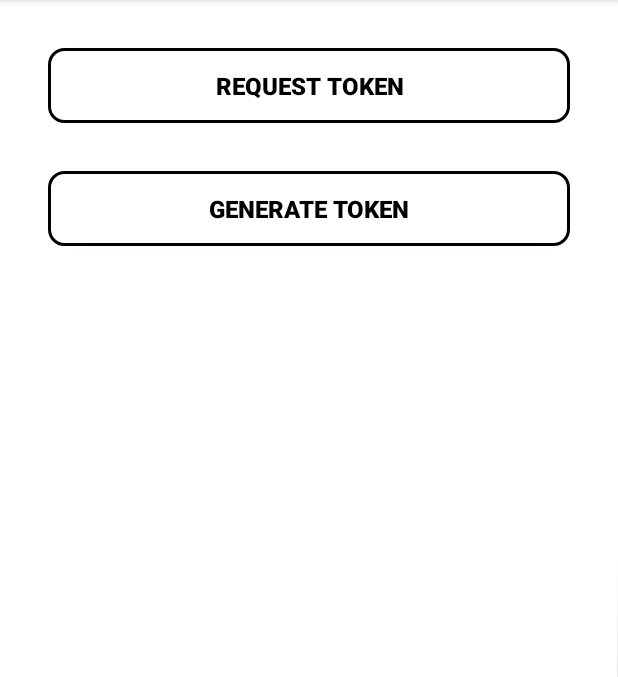
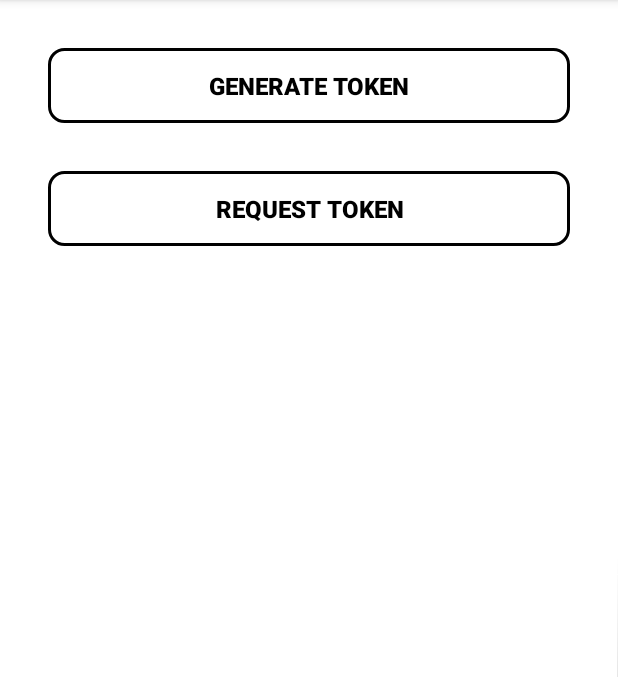
Before and after one commit to akash-teotia/TokenApp_final, an Android app: the Dashboard screen opened directly, with no data from a screen before it, on a phone screen of 412 x 824 dp, the part 84-761 px from its top. Run offline under Robolectric (Android 15) with nearby library versions, the phone set to English and light mode, and no system bars; our stand-ins replace Firebase (no records; nobody signed in at launch, a user with empty details on screens opened directly); libraries missing offline, so code that uses them is left out: com.xwray.groupie; Roboto replaces fonts that are not available here; 1 statement that could not run was skipped.

Commit message:
PhaseV2_completed_data_fetching

```diff
--- a/app/src/main/java/com/sonnetindianetworks/tokenapp/Dashboard.kt
+++ b/app/src/main/java/com/sonnetindianetworks/tokenapp/Dashboard.kt
@@ -25,7 +25,7 @@ import kotlinx.android.synthetic.main.activity_dashboard.*
 class Dashboard : AppCompatActivity() {
     lateinit var auth: FirebaseAuth
 
-   private var IssueTokenList: List<DashTokenIssueModal> = ArrayList()
+    private var IssueTokenList: List<DashTokenIssueModal> = ArrayList()
 
     private val adapterIssueToken: AdapterIssueToken = AdapterIssueToken(IssueTokenList)
     var mobile: String = ""
@@ -37,6 +37,8 @@ class Dashboard : AppCompatActivity() {
         setContentView(R.layout.activity_dashboard)
         auth = FirebaseAuth.getInstance()
         val mobileNo = intent.getStringExtra("MOBILE")
+
+
         if (mobileNo == null) {
             Toast.makeText(this, "Null value for mobile", Toast.LENGTH_SHORT).show()
             signOut()
@@ -47,13 +49,13 @@ class Dashboard : AppCompatActivity() {
         }
 
         val adapter = GroupAdapter<GroupieViewHolder>()
-        recyclerView_DashboardActivity.adapter = adapter
+
 
 
         fetchTokens()
 
 
-recyclerView_DashboardActivity.layoutManager = LinearLayoutManager(this)
+        recyclerView_DashboardActivity.layoutManager = LinearLayoutManager(this)
         recyclerView_DashboardActivity.adapter = adapterIssueToken
 
 
@@ -72,43 +74,20 @@ recyclerView_DashboardActivity.layoutManager = LinearLayoutManager(this)
     }
 
     private fun fetchTokens() {
-        /*val db = FirebaseFirestore.getInstance()
-        val fireStoreTokens =
-            db.collection("UserDetails").document("+61$mobile").collection("IssuedToken")
-        fireStoreTokens.get()
-            .addOnSuccessListener { result ->
-                val adapter = GroupAdapter<GroupieViewHolder>()
-                recyclerView_DashboardActivity.adapter = adapter
 
-                for (document in result) {
-                    Log.d("token", "${document.id} => ${document.data}")
-                    val tokens = result!!.toObjects(DashTokenIssueModal::class.java)
-                    if (tokens != null) {
-                        adapter.add(IssuedTokens())
-                    }
-                    Log.d("re", tokens.toString())
-
-                }
-            }
-            .addOnFailureListener { exception ->
-                Log.d("token", "Error getting documents: ", exception)
-            }
-
-
-    }*/
         val db = FirebaseFirestore.getInstance()
         val fireStoreTokens =
             db.collection("UserDetails").document("+61$mobile").collection("IssuedToken")
-        fireStoreTokens.addSnapshotListener{ snap ,e ->
+        fireStoreTokens.addSnapshotListener { snap, e ->
             if (e != null) {
                 Log.w("token", "Listen failed.", e)
                 return@addSnapshotListener
             }
-            if (snap != null ) {
+            if (snap != null) {
 //                Log.d("token", "Current data: ${snap.documents}")
 
-                for (documents in snap){
-                   IssueTokenList = snap.toObjects(DashTokenIssueModal::class.java)
+                for (documents in snap) {
+                    IssueTokenList = snap.toObjects(DashTokenIssueModal::class.java)
 
                     adapterIssueToken.IssuedTokens = IssueTokenList
                     adapterIssueToken.notifyDataSetChanged()
@@ -117,14 +96,11 @@ recyclerView_DashboardActivity.layoutManager = LinearLayoutManager(this)
                 }
 
 
-            }
-                else {
+            } else {
                 Log.d("token", "Current data: null")
             }
 
         }
-
-
 
 
     }
--- a/app/src/main/res/drawable/button_login.xml
+++ b/app/src/main/res/drawable/button_login.xml
@@ -1,10 +1,14 @@
 <?xml version="1.0" encoding="utf-8"?>
 
 <shape xmlns:android="http://schemas.android.com/apk/res/android">
+
+
     <corners android:radius="10dp"/>
 
 <solid android:color="@android:color/white"/>
     <stroke
         android:width="2dp"
         android:color="@android:color/black" />
+
+
 </shape>
--- a/app/src/main/res/drawable/ic_baseline_access_time_24.xml
+++ b/app/src/main/res/drawable/ic_baseline_access_time_24.xml
@@ -1,6 +1,6 @@
 <vector android:height="60dp" android:tint="?attr/colorControlNormal"
     android:viewportHeight="24" android:viewportWidth="24"
     android:width="60dp" xmlns:android="http://schemas.android.com/apk/res/android">
-    <path android:fillColor="@android:color/white" android:pathData="M11.99,2C6.47,2 2,6.48 2,12s4.47,10 9.99,10C17.52,22 22,17.52 22,12S17.52,2 11.99,2zM12,20c-4.42,0 -8,-3.58 -8,-8s3.58,-8 8,-8 8,3.58 8,8 -3.58,8 -8,8z"/>
-    <path android:fillColor="@android:color/white" android:pathData="M12.5,7H11v6l5.25,3.15 0.75,-1.23 -4.5,-2.67z"/>
+    <path android:fillColor="@android:color/black" android:pathData="M11.99,2C6.47,2 2,6.48 2,12s4.47,10 9.99,10C17.52,22 22,17.52 22,12S17.52,2 11.99,2zM12,20c-4.42,0 -8,-3.58 -8,-8s3.58,-8 8,-8 8,3.58 8,8 -3.58,8 -8,8z"/>
+    <path android:fillColor="@android:color/black" android:pathData="M12.5,7H11v6l5.25,3.15 0.75,-1.23 -4.5,-2.67z"/>
 </vector>
--- a/app/src/main/res/layout/activity_dashboard.xml
+++ b/app/src/main/res/layout/activity_dashboard.xml
@@ -30,7 +30,48 @@
         app:layout_constraintStart_toStartOf="parent"
         app:layout_constraintTop_toTopOf="parent" />
 -->
+    <ScrollView
+        android:layout_width="match_parent"
+        android:layout_height="match_parent"
+        app:layout_constraintBottom_toBottomOf="parent"
+        app:layout_constraintEnd_toEndOf="parent"
+        app:layout_constraintHorizontal_bias="0.0"
+        app:layout_constraintStart_toStartOf="parent"
+        app:layout_constraintTop_toTopOf="parent">
 
+    <LinearLayout
+        android:layout_width="fill_parent"
+        android:layout_height="wrap_content"
+        android:baselineAligned="false"
+        android:orientation="vertical">
+
+        <androidx.recyclerview.widget.RecyclerView
+            android:id="@+id/recyclerView_DashboardActivity"
+            android:layout_width="wrap_content"
+            android:layout_height="wrap_content"
+            android:layout_marginStart="32dp"
+            app:layoutManager="androidx.recyclerview.widget.LinearLayoutManager"
+            app:layout_constraintStart_toStartOf="parent"
+            app:layout_constraintTop_toTopOf="parent" />
+
+        <Button
+            android:id="@+id/button_generate"
+            android:layout_width="match_parent"
+            android:layout_height="50dp"
+
+
+            android:layout_marginStart="32dp"
+            android:layout_marginTop="32dp"
+            android:layout_marginEnd="32dp"
+            android:background="@drawable/button_login"
+            android:text="Generate Token"
+            android:textColor="@android:color/black"
+            android:textSize="16sp"
+            android:textStyle="bold"
+            app:layout_constraintEnd_toEndOf="@+id/button_RequestToken_DashboardActivity"
+            app:layout_constraintHorizontal_bias="0.75"
+            app:layout_constraintStart_toStartOf="@+id/button_RequestToken_DashboardActivity"
+            app:layout_constraintTop_toBottomOf="@+id/button_RequestToken_DashboardActivity" />
     <Button
         android:id="@+id/button_RequestToken_DashboardActivity"
         android:layout_width="match_parent"
@@ -51,34 +92,11 @@
         app:layout_constraintStart_toStartOf="@+id/recyclerView_DashboardActivity"
         app:layout_constraintTop_toBottomOf="@+id/recyclerView_DashboardActivity" />
 
-    <Button
-        android:id="@+id/button_generate"
-        android:layout_width="match_parent"
-        android:layout_height="50dp"
 
 
-        android:layout_marginStart="32dp"
-        android:layout_marginTop="32dp"
-        android:layout_marginEnd="32dp"
-        android:background="@drawable/button_login"
-        android:text="Generate Token"
-        android:textColor="@android:color/black"
-        android:textSize="16sp"
-        android:textStyle="bold"
-        app:layout_constraintEnd_toEndOf="@+id/button_RequestToken_DashboardActivity"
-        app:layout_constraintHorizontal_bias="0.75"
-        app:layout_constraintStart_toStartOf="@+id/button_RequestToken_DashboardActivity"
-        app:layout_constraintTop_toBottomOf="@+id/button_RequestToken_DashboardActivity" />
 
-    <androidx.recyclerview.widget.RecyclerView
-        android:id="@+id/recyclerView_DashboardActivity"
-        android:layout_width="wrap_content"
-        android:layout_height="wrap_content"
-        app:layoutManager="androidx.recyclerview.widget.LinearLayoutManager"
-        app:layout_constraintEnd_toEndOf="parent"
-        app:layout_constraintStart_toStartOf="parent"
-        app:layout_constraintTop_toTopOf="parent" />
-
+    </LinearLayout>
+    </ScrollView>
     <!-- <TextView
          android:id="@+id/textView_signOut"
          android:layout_width="wrap_content"
--- a/app/src/main/res/layout/activity_generate_token.xml
+++ b/app/src/main/res/layout/activity_generate_token.xml
@@ -76,6 +76,7 @@
             android:textStyle="bold"
             android:visibility="visible"
             />
+
         <EditText
             android:id="@+id/editText_issuedBy_GenerateTokenActivity"
             android:layout_width="match_parent"
@@ -85,6 +86,7 @@
             android:layout_marginTop="32dp"
             android:layout_marginEnd="32dp"
             android:background="@drawable/rounded_edittext_register"
+            android:clickable="false"
             android:ems="10"
             android:hint="@string/issued_by"
             android:importantForAutofill="no"
@@ -92,8 +94,7 @@
             android:padding="10dp"
             android:textColor="@android:color/black"
             android:textStyle="bold"
-        android:visibility="visible"
-         />
+            android:visibility="visible" />
 
     <EditText
         android:id="@+id/editText_mobile_GenerateTokenActivity"
--- a/app/src/main/res/layout/recycleview_dashboard.xml
+++ b/app/src/main/res/layout/recycleview_dashboard.xml
@@ -14,6 +14,7 @@
         android:text="TokenNo"
         android:textColor="@android:color/black"
         android:textSize="16sp"
+        android:textStyle="bold"
         app:layout_constraintStart_toEndOf="@+id/imageView"
         app:layout_constraintTop_toTopOf="@+id/imageView" />
 
@@ -25,6 +26,7 @@
         android:text="@string/issued_by"
         android:textColor="@android:color/black"
         android:textSize="16sp"
+        android:textStyle="bold"
         app:layout_constraintStart_toStartOf="@+id/recycleView_DashBoard_tokenNo"
         app:layout_constraintTop_toBottomOf="@+id/recycleView_DashBoard_tokenNo" />
 
@@ -46,6 +48,7 @@
 
         android:textColor="@android:color/black"
         android:textSize="16sp"
+        android:textStyle="bold"
         app:layout_constraintStart_toStartOf="@+id/recycleView_DashBoard_issuedBy"
         app:layout_constraintTop_toBottomOf="@+id/recycleView_DashBoard_issuedBy" />
 
```
Also changed, not shown: app/src/main/java/com/sonnetindianetworks/tokenapp/AdapterIssueToken.kt (+10 -11 lines), app/src/main/java/com/sonnetindianetworks/tokenapp/LoginActivity.kt (+7 -0 lines), app/src/main/res/drawable/button_background.xml (added, +7 -0 lines), app/src/main/res/layout/activity_login.xml (+5 -5 lines). Lines whose indentation alone changed are shown as unchanged.
